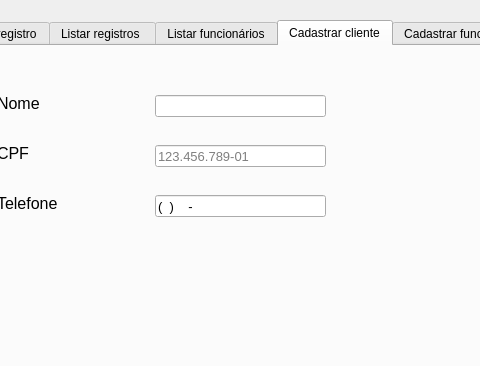
Qt form src/UI_Estacionamento.ui (zBl4ckUser/proj-estacionamento) before a commit; both pictures show x 173 to 653 and y 0 to 366 of the 865 by 600 pixel window.
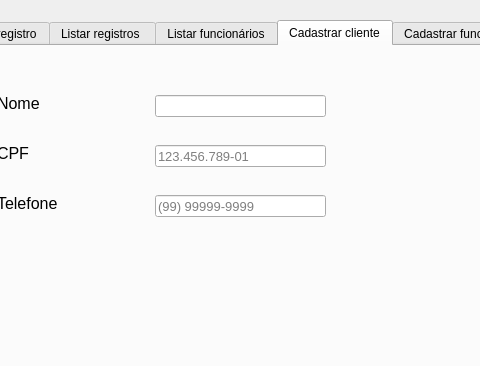
The same form after that commit. The open tabs and pages were chosen to show the change. Icons and pictures are not drawn.

Commit message: Format telephone number

The edit to the form file:
```diff
--- a/src/UI_Estacionamento.ui
+++ b/src/UI_Estacionamento.ui
@@ -481,7 +481,13 @@
        </font>
       </property>
       <property name="inputMask">
-       <string>(9D)9999-99999</string>
+       <string/>
+      </property>
+      <property name="maxLength">
+       <number>15</number>
+      </property>
+      <property name="placeholderText">
+       <string>(99) 99999-9999</string>
       </property>
      </widget>
      <widget class="QPushButton" name="btnCad_Cli">
```
Left out of the diff: 2 changed lines with no effect on the pictures. The commit also changes 2 other files.
